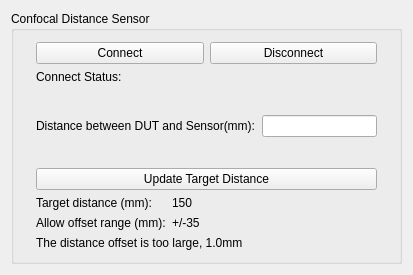
Before: the Qt Designer form src/plugins/Alignment/DistanceSensorWidget.ui in zhedongml/JiaHe, drawn with Qt 5.
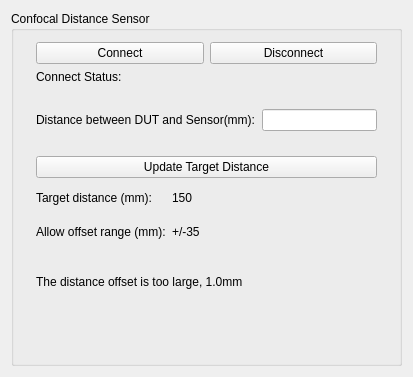
After: the same form once the commit is applied.

```diff
--- a/src/plugins/Alignment/DistanceSensorWidget.ui
+++ b/src/plugins/Alignment/DistanceSensorWidget.ui
@@ -7,7 +7,7 @@
     <x>0</x>
     <y>0</y>
     <width>413</width>
-    <height>275</height>
+    <height>377</height>
    </rect>
   </property>
   <property name="windowTitle">
@@ -19,7 +19,10 @@
      <property name="title">
       <string>Confocal Distance Sensor</string>
      </property>
-     <layout class="QVBoxLayout" name="verticalLayout_2">
+     <layout class="QVBoxLayout" name="verticalLayout_2" stretch="0,0,1,0">
+      <property name="spacing">
+       <number>14</number>
+      </property>
       <item>
        <widget class="QWidget" name="widget_2" native="true">
         <property name="minimumSize">
@@ -170,6 +173,19 @@
         </layout>
        </widget>
       </item>
+      <item>
+       <spacer name="verticalSpacer">
+        <property name="orientation">
+         <enum>Qt::Vertical</enum>
+        </property>
+        <property name="sizeHint" stdset="0">
+         <size>
+          <width>20</width>
+          <height>40</height>
+         </size>
+        </property>
+       </spacer>
+      </item>
      </layout>
     </widget>
    </item>
```
